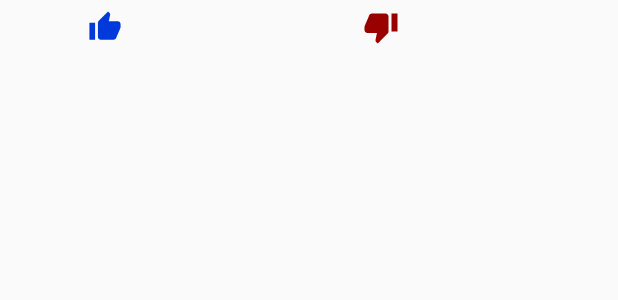
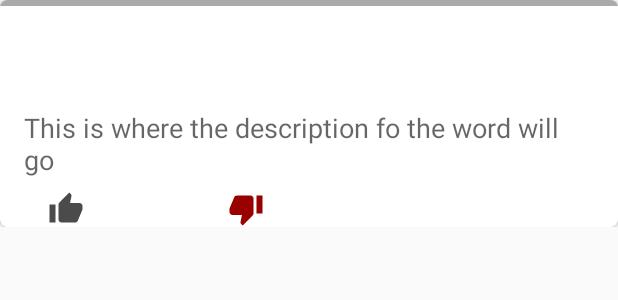
Before and after one commit to chrisroyal/NikeInterviewApp, an Android app: the layout word_item.xml on its own in the app's theme, with its tools: preview values and no code run, on a phone screen of 412 x 824 dp. Shown: the top 300 px of the screen. Run offline under Robolectric (Android 15) with nearby library versions, the phone set to English and light mode, and no system bars.

Commit message:
Added final Comments into Project

```diff
--- a/app/src/main/java/com/example/nikeinterviewapp/dagger/component/AppComponent.kt
+++ b/app/src/main/java/com/example/nikeinterviewapp/dagger/component/AppComponent.kt
@@ -13,7 +13,7 @@ interface AppComponent {
 
     /**
      * Injects required dependencies into the specified SearchViewModel.
-     * @param searchViewModel SearchWordInDictionaryViewModel in which to inject the dependencies
+     * @param searchViewModel SearchViewModel in which to inject the dependencies
      */
     fun inject(searchViewModel: SearchViewModel)
 
--- a/app/src/main/java/com/example/nikeinterviewapp/domain/WordListView.kt
+++ b/app/src/main/java/com/example/nikeinterviewapp/domain/WordListView.kt
@@ -13,6 +13,7 @@ class WordListView private constructor(
     }
 
     companion object {
+        //Used for SearchViewModel Unit Testing
 
         @JvmStatic
         var ERROR_STATE =
--- a/app/src/main/java/com/example/nikeinterviewapp/network/CommonHeaderInterceptor.kt
+++ b/app/src/main/java/com/example/nikeinterviewapp/network/CommonHeaderInterceptor.kt
@@ -5,6 +5,7 @@ import okhttp3.Response
 import javax.inject.Inject
 
 class CommonHeaderInterceptor @Inject constructor() : Interceptor {
+    //
 
     override fun intercept(chain: Interceptor.Chain): Response = chain.run {
         proceed(
--- a/app/src/main/java/com/example/nikeinterviewapp/network/MarkedHeader.kt
+++ b/app/src/main/java/com/example/nikeinterviewapp/network/MarkedHeader.kt
@@ -1,6 +1,9 @@
 package com.example.nikeinterviewapp.network
 
 object MarkedHeader {
+    /**
+     * A class of constants for headers used for Retrofit Interceptors
+     */
 
     const val HEADER_AUTHORIZATION_HOST_KEY = "x-rapidapi-host"
     const val HEADER_AUTHORIZATION_HOST_VALUE = "mashape-community-urban-dictionary.p.rapidapi.com"
--- a/app/src/main/java/com/example/nikeinterviewapp/ui/viewmodel/MainViewModel.kt
+++ b/app/src/main/java/com/example/nikeinterviewapp/ui/viewmodel/MainViewModel.kt
@@ -17,7 +17,7 @@ abstract class MainViewModel : ViewModel() {
     }
 
     /**
-     * Injects the required dependencies
+     * Inject the required dependencies using for Dagger
      */
     private fun inject() {
         when (this) {
--- a/app/src/main/res/drawable/ic_thumbs_up.xml
+++ b/app/src/main/res/drawable/ic_thumbs_up.xml
@@ -5,6 +5,6 @@
     android:viewportWidth="24.0"
     android:viewportHeight="24.0">
     <path
-        android:fillColor="#0239DA"
+        android:fillColor="#4B4B4C"
         android:pathData="M1,21h4L5,9L1,9v12zM23,10c0,-1.1 -0.9,-2 -2,-2h-6.31l0.95,-4.57 0.03,-0.32c0,-0.41 -0.17,-0.79 -0.44,-1.06L14.17,1 7.59,7.59C7.22,7.95 7,8.45 7,9v10c0,1.1 0.9,2 2,2h9c0.83,0 1.54,-0.5 1.84,-1.22l3.02,-7.05c0.09,-0.23 0.14,-0.47 0.14,-0.73v-1.91l-0.01,-0.01L23,10z"/>
 </vector>
--- a/app/src/main/res/layout/word_item.xml
+++ b/app/src/main/res/layout/word_item.xml
@@ -10,22 +10,55 @@
 
     </data>
 
+    <LinearLayout
+        xmlns:tools="http://schemas.android.com/tools"
+        android:layout_width="match_parent"
+        android:layout_height="wrap_content"
+        android:orientation="vertical">
+
+    <androidx.cardview.widget.CardView
+        android:layout_width="match_parent"
+        android:layout_height="wrap_content"
+        app:cardCornerRadius="5dp"
+        app:cardElevation="2dp">
+
+    <FrameLayout
+        android:layout_width="match_parent"
+        android:layout_height="4dp"
+        android:background="@android:color/darker_gray" />
+
     <androidx.constraintlayout.widget.ConstraintLayout
         android:layout_width="match_parent"
-        android:layout_height="wrap_content"
-        android:paddingLeft="18dp"
-        android:paddingRight="18dp">
+        android:layout_height="wrap_content">
 
         <TextView
             android:id="@+id/post_title"
+            android:layout_width="wrap_content"
+            android:layout_height="wrap_content"
+            android:layout_marginStart="32dp"
+            android:layout_marginTop="16dp"
+            android:paddingStart="8dp"
+            android:textColor="@android:color/holo_red_dark"
+            android:textSize="30sp"
+            android:textStyle="bold"
+            app:mutableText="@{viewModel.getWordTitle()}"
+            app:layout_constraintStart_toStartOf="parent"
+            app:layout_constraintTop_toTopOf="parent" />
+
+        <TextView
+            android:id="@+id/post_body"
             android:layout_width="0dp"
             android:layout_height="wrap_content"
-            android:layout_marginTop="8dp"
-            android:paddingRight="8dp"
-            android:textStyle="bold"
+            android:layout_marginStart="16dp"
+            android:layout_marginTop="16dp"
+            android:layout_marginEnd="16dp"
+            android:hint="@string/description"
+            android:textColor="@android:color/black"
+            android:textSize="18sp"
+            app:mutableText="@{viewModel.getWordDefinition()}"
+            app:layout_constraintEnd_toEndOf="parent"
             app:layout_constraintStart_toStartOf="parent"
-            app:layout_constraintTop_toTopOf="parent"
-            app:mutableText="@{viewModel.getWordTitle()}" />
+            app:layout_constraintTop_toBottomOf="@+id/post_title"/>
 
         <ImageView
             android:id="@+id/thumbs_up"
@@ -35,9 +68,9 @@
             android:layout_marginRight="32dp"
             android:paddingTop="8dp"
             android:src="@drawable/ic_thumbs_up"
-            app:layout_constraintBottom_toBottomOf="@+id/post_title"
-            app:layout_constraintStart_toEndOf="@+id/post_title"
-            app:layout_constraintTop_toTopOf="parent" />
+            app:layout_constraintBottom_toBottomOf="parent"
+            app:layout_constraintStart_toStartOf="parent"
+            app:layout_constraintTop_toBottomOf="@id/post_body" />
 
         <TextView
             android:id="@+id/thumbs_up_count"
@@ -45,11 +78,12 @@
             android:layout_height="wrap_content"
             android:layout_marginLeft="32dp"
             android:layout_marginRight="32dp"
+            android:textSize="18sp"
             android:paddingTop="8dp"
-            app:layout_constraintBottom_toBottomOf="@+id/post_title"
-            app:layout_constraintStart_toEndOf="@+id/thumbs_up"
-            app:layout_constraintTop_toTopOf="parent"
-            app:mutableInt="@{viewModel.getThumbsUpCount()}" />
+            app:mutableInt="@{viewModel.getThumbsUpCount()}"
+            app:layout_constraintBottom_toBottomOf="parent"
+            app:layout_constraintStart_toEndOf="@id/thumbs_up"
+            app:layout_constraintTop_toBottomOf="@id/post_body" />
 
         <ImageView
             android:id="@+id/thumbs_down"
@@ -59,10 +93,9 @@
             android:layout_marginRight="32dp"
             android:paddingTop="8dp"
             android:src="@drawable/ic_thumbs_down"
-            app:layout_constraintBottom_toBottomOf="@+id/post_title"
-            app:layout_constraintEnd_toStartOf="@+id/thumbs_down_count"
-            app:layout_constraintStart_toEndOf="@+id/thumbs_up_count"
-            app:layout_constraintTop_toTopOf="parent" />
+            app:layout_constraintBottom_toBottomOf="parent"
+            app:layout_constraintStart_toEndOf="@id/thumbs_up_count"
+            app:layout_constraintTop_toBottomOf="@id/post_body" />
 
         <TextView
             android:id="@+id/thumbs_down_count"
@@ -71,22 +104,16 @@
             android:layout_marginLeft="32dp"
             android:layout_marginRight="32dp"
             android:paddingTop="8dp"
-            app:layout_constraintBottom_toBottomOf="@+id/post_title"
-            app:layout_constraintEnd_toEndOf="parent"
-            app:layout_constraintTop_toTopOf="parent"
+            android:textSize="18sp"
+            app:layout_constraintBottom_toBottomOf="parent"
+            app:layout_constraintStart_toEndOf="@id/thumbs_down"
+            app:layout_constraintTop_toBottomOf="@id/post_body"
             app:mutableInt="@{viewModel.getThumbsDownCount()}" />
-
-        <TextView
-            android:id="@+id/post_body"
-            android:layout_width="0dp"
-            android:layout_height="wrap_content"
-            android:layout_marginTop="8dp"
-            android:layout_marginBottom="16dp"
-            app:layout_constraintEnd_toEndOf="parent"
-            app:layout_constraintStart_toStartOf="@+id/post_title"
-            app:layout_constraintTop_toBottomOf="@+id/post_title"
-            app:mutableText="@{viewModel.getWordDefinition()}" />
 
     </androidx.constraintlayout.widget.ConstraintLayout>
 
+    </androidx.cardview.widget.CardView>
+
+    </LinearLayout>
+
 </layout>
--- a/app/src/main/res/values/strings.xml
+++ b/app/src/main/res/values/strings.xml
@@ -1,9 +1,11 @@
 <resources>
     <string name="app_name">SlangDictionary</string>
+    <string name="description">This is where the description fo the word will go</string>
+    <string name="example">This is where the example fo the word will go</string>
     <string name="post_error">An error occurred while loading the posts</string>
     <string name="query_hint">Type any word here</string>
     <string name="retry">Retry</string>
-    <string name="sort_by_thumbs_up_thumbs_down">Sort by Upvotes:</string>
+    <string name="sort_by_thumbs_up_thumbs_down">Sort by: Most Liked/Least Liked:</string>
     <string name="thumbs_up">thumbsUp</string>
     <string name="thumbs_down">thumbsDown</string>
 </resources>
```
Also changed, not shown: app/src/main/java/com/example/nikeinterviewapp/dagger/module/NetworkModule.kt (+9 -0 lines), 4 other files.
